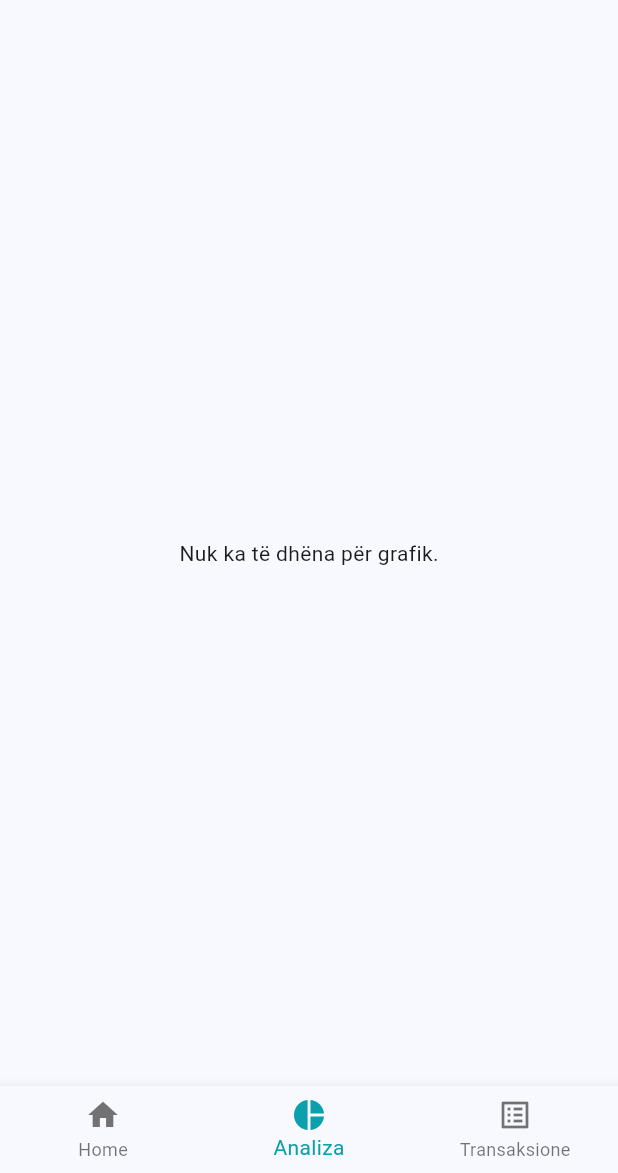
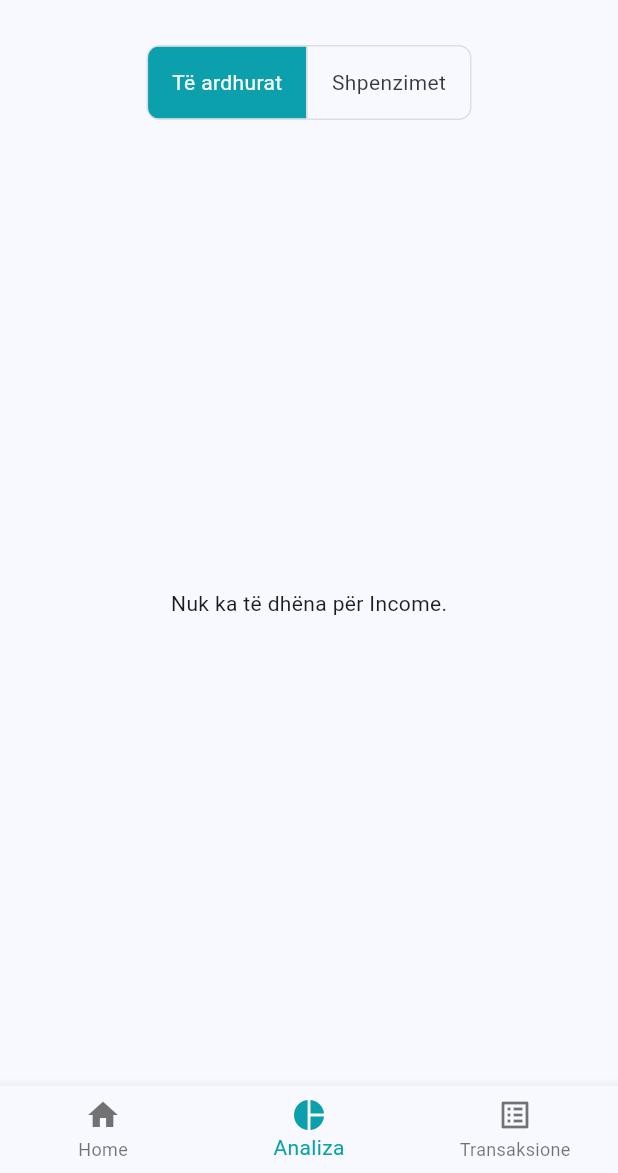
Before and after one commit to alteakapxhiu/FlutterApp, a Flutter app: the screen it shows after launch, item 2 of the bottom bar chosen, on a phone screen of 412 x 824 dp, the part 63-1236 px from its top. Run offline on Flutter 3.47's test engine with Material 3 defaults, Android fonts, the phone set to English and light mode, and no system bars; our stand-ins replace fl_chart.

Commit message:
Fixed chart

```diff
--- a/lib/main.dart
+++ b/lib/main.dart
@@ -39,6 +39,9 @@ class _BudgetHomePageState extends State<BudgetHomePage> {
 
   List<Map<String, dynamic>> _transactions = [];
 
+  // Ky variabël përzgjedh se çfarë tipi do shfaqim në grafik (Income ose Expense)
+  String _chartType = 'Income';
+
   double get totalIncome => _transactions
       .where((item) => item['type'] == 'Income')
       .fold(0.0, (sum, item) => sum + item['amount']);
@@ -74,19 +77,6 @@ class _BudgetHomePageState extends State<BudgetHomePage> {
     });
   }
 
-  Map<int, Map<String, double>> _groupTransactionsByMonth() {
-    Map<int, Map<String, double>> data = {};
-    for (var tx in _transactions) {
-      DateTime date = tx['date'];
-      int month = date.month;
-      if (!data.containsKey(month)) {
-        data[month] = {'Income': 0.0, 'Expense': 0.0};
-      }
-      data[month]![tx['type']] = data[month]![tx['type']]! + tx['amount'];
-    }
-    return data;
-  }
-
   @override
   Widget build(BuildContext context) {
     List<Widget> _pages = [
@@ -114,7 +104,7 @@ class _BudgetHomePageState extends State<BudgetHomePage> {
                   "Të ardhurat: €${totalIncome.toStringAsFixed(2)}",
                   style: const TextStyle(fontWeight: FontWeight.w500),
                 ),
-                const SizedBox(width: 16), // Space between the texts
+                const SizedBox(width: 16),
                 Text(
                   "Shpenzimet: €${totalExpenses.toStringAsFixed(2)}",
                   style: const TextStyle(fontWeight: FontWeight.w500),
@@ -132,8 +122,6 @@ class _BudgetHomePageState extends State<BudgetHomePage> {
               decoration: const InputDecoration(labelText: 'Përshkrimi'),
             ),
             const SizedBox(height: 10),
-
-            // DropDown per llojin dhe kategorine ne te njejtin rresht
             Row(
               children: [
                 Expanded(
@@ -178,7 +166,6 @@ class _BudgetHomePageState extends State<BudgetHomePage> {
                 ),
               ],
             ),
-
             const SizedBox(height: 10),
             ElevatedButton(
               onPressed: _addTransaction,
@@ -188,10 +175,39 @@ class _BudgetHomePageState extends State<BudgetHomePage> {
         ),
       ),
 
-      // Business Tab - Pie Chart
-      Padding(padding: const EdgeInsets.all(16.0), child: _buildPieChart()),
+      // Pie Chart Tab me toggle për Income/Expense
+      Padding(
+        padding: const EdgeInsets.all(16.0),
+        child: Column(
+          children: [
+            ToggleButtons(
+              isSelected: [_chartType == 'Income', _chartType == 'Expense'],
+              onPressed: (int index) {
+                setState(() {
+                  _chartType = index == 0 ? 'Income' : 'Expense';
+                });
+              },
+              borderRadius: BorderRadius.circular(8),
+              selectedColor: Colors.white,
+              fillColor: const Color.fromARGB(255, 11, 160, 171),
+              children: const [
+                Padding(
+                  padding: EdgeInsets.symmetric(horizontal: 16),
+                  child: Text('Të ardhurat'),
+                ),
+                Padding(
+                  padding: EdgeInsets.symmetric(horizontal: 16),
+                  child: Text('Shpenzimet'),
+                ),
+              ],
+            ),
+            const SizedBox(height: 16),
+            Expanded(child: _buildPieChartByType(_chartType)),
+          ],
+        ),
+      ),
 
-      // School Tab - Lista e transaksioneve
+      // Transaction List Tab
       Padding(
         padding: const EdgeInsets.all(16.0),
         child: Column(
@@ -204,7 +220,7 @@ class _BudgetHomePageState extends State<BudgetHomePage> {
                   "Të ardhurat: €${totalIncome.toStringAsFixed(2)}",
                   style: const TextStyle(fontWeight: FontWeight.w500),
                 ),
-                const SizedBox(width: 16), // Space between the texts
+                const SizedBox(width: 16),
                 Text(
                   "Shpenzimet: €${totalExpenses.toStringAsFixed(2)}",
                   style: const TextStyle(fontWeight: FontWeight.w500),
@@ -222,8 +238,19 @@ class _BudgetHomePageState extends State<BudgetHomePage> {
                 children:
                     _transactions.map((tx) {
                       return ListTile(
+                        leading: Icon(
+                          tx['type'] == 'Income'
+                              ? Icons.arrow_downward
+                              : Icons.arrow_upward,
+                          color:
+                              tx['type'] == 'Income'
+                                  ? Colors.green
+                                  : Colors.red,
+                        ),
                         title: Text("${tx['description']} - €${tx['amount']}"),
-                        subtitle: Text('${tx['type']} (${tx['category']})'),
+                        subtitle: Text(
+                          '${tx['type']} (${tx['category']}) - ${tx['date'].day}/${tx['date'].month}/${tx['date'].year}',
+                        ),
                       );
                     }).toList(),
               ),
@@ -255,68 +282,173 @@ class _BudgetHomePageState extends State<BudgetHomePage> {
     );
   }
 
-  Widget _buildPieChart() {
-    double totalIncome = 0;
-    double totalExpense = 0;
+  Widget _buildPieChartByType(String type) {
+    // Filtrimi i të dhënave sipas tipit (Income/Expense)
+    Map<String, double> categoryData = {};
 
     for (var tx in _transactions) {
-      if (tx['type'] == 'Income') {
-        totalIncome += tx['amount'];
-      } else {
-        totalExpense += tx['amount'];
+      if (tx['type'] == type) {
+        String category = tx['category'];
+        categoryData[category] = (categoryData[category] ?? 0) + tx['amount'];
       }
     }
 
-    if (totalIncome == 0 && totalExpense == 0) {
-      return const Center(child: Text('Nuk ka të dhëna për grafik.'));
+    if (categoryData.isEmpty) {
+      return Center(child: Text('Nuk ka të dhëna për $type.'));
     }
 
-    final List<PieChartSectionData> sections = [
-      if (totalIncome > 0)
+    // Ngjyrat për kategori në grafik
+    final colors = [
+      Colors.blue.shade400,
+      Colors.green.shade400,
+      const Color.fromARGB(255, 255, 38, 96),
+      Colors.red.shade400,
+      Colors.purple.shade400,
+      Colors.teal.shade400,
+    ];
+
+    // Ndërtimi i seksioneve për grafik
+    final List<PieChartSectionData> sections = [];
+    int colorIndex = 0;
+    categoryData.forEach((category, amount) {
+      final color = colors[colorIndex % colors.length];
+      sections.add(
         PieChartSectionData(
-          color: const Color.fromARGB(255, 5, 124, 145),
-          value: totalIncome,
-          title: 'Fitim\n€${totalIncome.toStringAsFixed(2)}',
+          color: color,
+          value: amount,
+          title: category,
           radius: 80,
           titleStyle: const TextStyle(
-            fontSize: 16,
+            fontSize: 14,
             fontWeight: FontWeight.bold,
             color: Colors.white,
           ),
         ),
-      if (totalExpense > 0)
-        PieChartSectionData(
-          color: const Color.fromARGB(255, 82, 249, 252),
-          value: totalExpense,
-          title: 'Shpenzim\n€${totalExpense.toStringAsFixed(2)}',
-          radius: 80,
-          titleStyle: const TextStyle(
-            fontSize: 16,
-            fontWeight: FontWeight.bold,
-            color: Colors.white,
+      );
+      colorIndex++;
+    });
+
+    // Përmbledhje e të ardhurave dhe shpenzimeve sipas kategorive për gjithë transaksionet
+    Map<String, double> incomeByCategory = {};
+    Map<String, double> expenseByCategory = {};
+
+    for (var tx in _transactions) {
+      String category = tx['category'];
+      double amount = tx['amount'];
+
+      if (tx['type'] == 'Income') {
+        incomeByCategory[category] = (incomeByCategory[category] ?? 0) + amount;
+      } else {
+        expenseByCategory[category] =
+            (expenseByCategory[category] ?? 0) + amount;
+      }
+    }
+
+    // Filtrimi i transaksioneve për historikun sipas tipit të zgjedhur
+    List filteredTransactions =
+        _transactions.where((tx) => tx['type'] == type).toList();
+
+    return SingleChildScrollView(
+      child: Column(
+        crossAxisAlignment: CrossAxisAlignment.start,
+        children: [
+          SizedBox(
+            height: 250,
+            child: PieChart(
+              PieChartData(
+                sections: sections,
+                sectionsSpace: 4,
+                centerSpaceRadius: 40,
+                borderData: FlBorderData(show: false),
+              ),
+            ),
           ),
-        ),
-    ];
-
-    return PieChart(
-      PieChartData(
-        sections: sections,
-        sectionsSpace: 4,
-        centerSpaceRadius: 40,
-        borderData: FlBorderData(show: false),
+          const SizedBox(height: 20),
+          const Text(
+            'Historiku sipas Kategorisë:',
+            style: TextStyle(fontSize: 18, fontWeight: FontWeight.bold),
+          ),
+          const SizedBox(height: 10),
+          filteredTransactions.isEmpty
+              ? const Text("Nuk ka transaksione për të shfaqur.")
+              : Column(
+                children:
+                    filteredTransactions.map((tx) {
+                      return ListTile(
+                        leading: Icon(
+                          _getCategoryIcon(tx['category']),
+                          color: Colors.blueGrey,
+                        ),
+                        title: Text(
+                          "${tx['category']} - €${tx['amount'].toStringAsFixed(2)}",
+                        ),
+                        subtitle: Text("${tx['description']} (${tx['type']})"),
+                        trailing: Text(
+                          "${tx['date'].day}/${tx['date'].month}/${tx['date'].year}",
+                          style: const TextStyle(fontSize: 12),
+                        ),
+                      );
+                    }).toList(),
+              ),
+          const Divider(height: 30),
+          const Text(
+            'Përmbledhje sipas Kategorisë:',
+            style: TextStyle(fontSize: 18, fontWeight: FontWeight.bold),
+          ),
+          const SizedBox(height: 10),
+          const Text(
+            'Të ardhurat:',
+            style: TextStyle(fontSize: 16, fontWeight: FontWeight.w600),
+          ),
+          ...incomeByCategory.entries.map(
+            (entry) => Row(
+              children: [
+                Icon(_getCategoryIcon(entry.key), color: Colors.green),
+                const SizedBox(width: 8),
+                Text(
+                  "${entry.key}: €${entry.value.toStringAsFixed(2)}",
+                  style: const TextStyle(fontSize: 14),
+                ),
+              ],
+            ),
+          ),
+          const SizedBox(height: 10),
+          const Text(
+            'Shpenzimet:',
+            style: TextStyle(fontSize: 16, fontWeight: FontWeight.w600),
+          ),
+          ...expenseByCategory.entries.map(
+            (entry) => Row(
+              children: [
+                Icon(_getCategoryIcon(entry.key), color: Colors.red),
+                const SizedBox(width: 8),
+                Text(
+                  "${entry.key}: €${entry.value.toStringAsFixed(2)}",
+                  style: const TextStyle(fontSize: 14),
+                ),
+              ],
+            ),
+          ),
+        ],
       ),
     );
   }
 
-  double _getMaxY(Map<int, Map<String, double>> data) {
-    double maxY = 0;
-    data.forEach((month, values) {
-      double sum =
-          values['Income']! > values['Expense']!
-              ? values['Income']!
-              : values['Expense']!;
-      if (sum > maxY) maxY = sum;
-    });
-    return maxY + 10;
+  // Funksioni për të marrë ikonën sipas kategorisë
+  IconData _getCategoryIcon(String category) {
+    switch (category) {
+      case 'Shkolle':
+        return Icons.school;
+      case 'Argetim':
+        return Icons.movie;
+      case 'Ushqim':
+        return Icons.fastfood;
+      case 'Transport':
+        return Icons.directions_car;
+      case 'Tjera':
+        return Icons.category;
+      default:
+        return Icons.help_outline;
+    }
   }
 }
```
Also changed, not shown: 1 other file.
